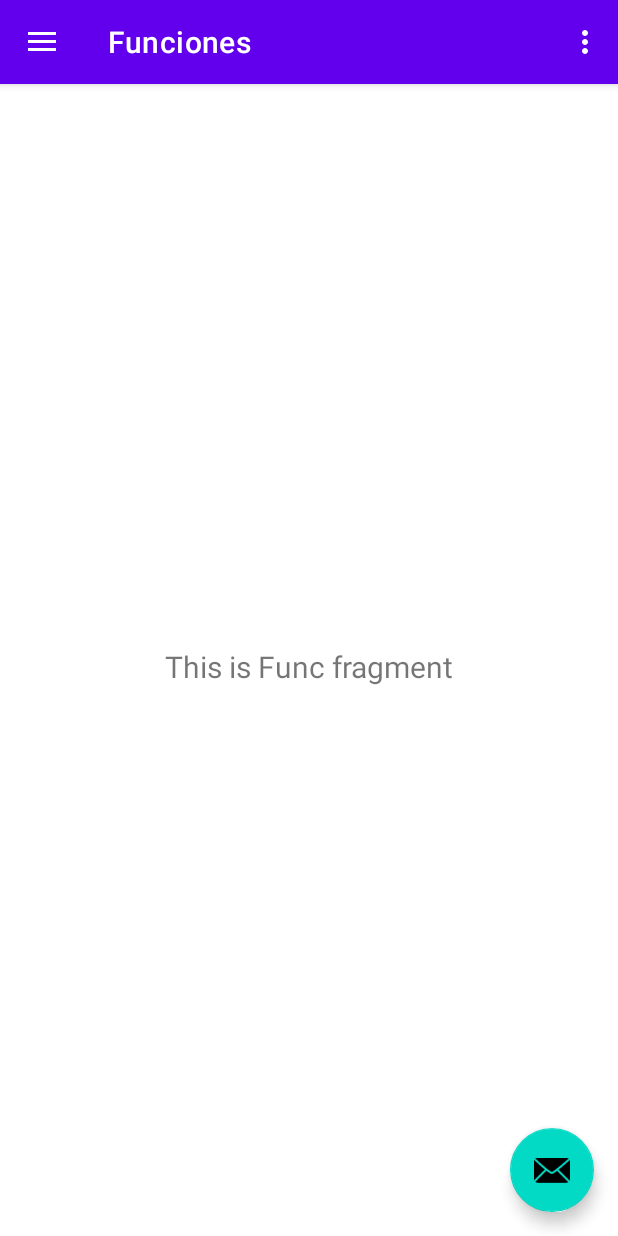
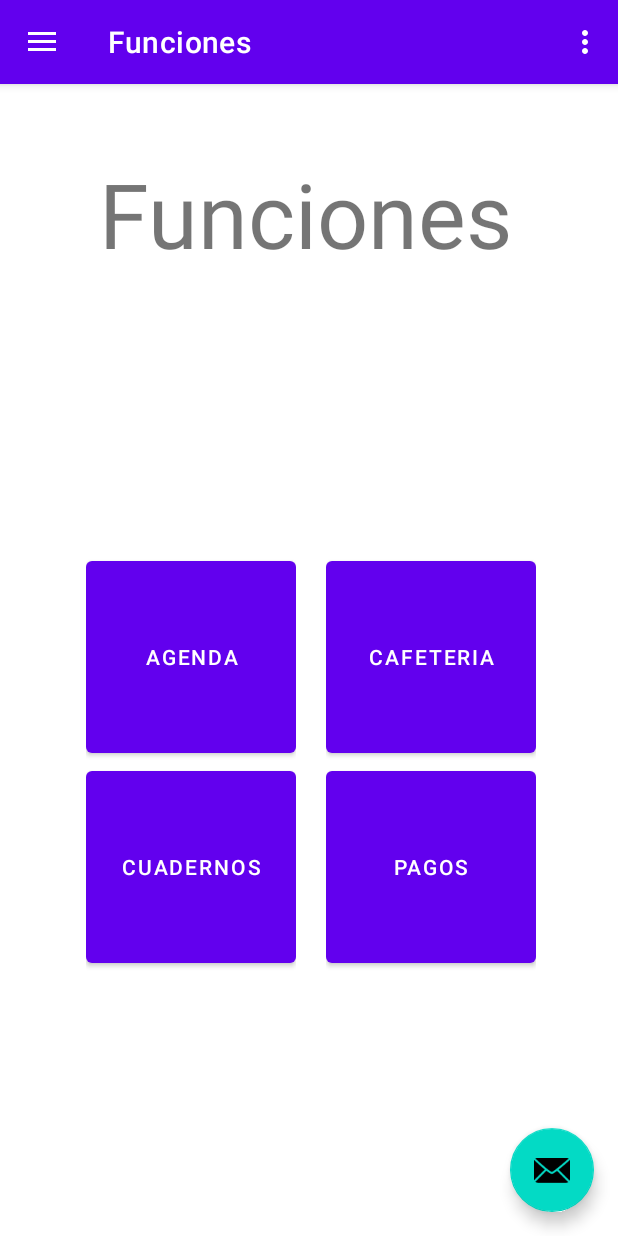
Before and after one commit to kito089/DGTIPOCKET, an Android app: the screen it shows after launch (MainActivity), in the side drawer, after a tap on "Funciones", on a phone screen of 412 x 824 dp. Run offline under Robolectric (Android 15) with nearby library versions, the phone set to English and light mode, and no system bars; our stand-ins replace navigation-ui.

Commit message:
botones en el apartado de funciones uwu

```diff
--- a/android/app/src/main/java/com/example/dgtipocket/ui/func/FuncFragment.java
+++ b/android/app/src/main/java/com/example/dgtipocket/ui/func/FuncFragment.java
@@ -24,8 +24,6 @@ public class FuncFragment extends Fragment{
         binding = FragmentFuncBinding.inflate(inflater, container, false);
         View root = binding.getRoot();
 
-        final TextView textView = binding.textFunc;
-        FuncViewModel.getText().observe(getViewLifecycleOwner(), textView::setText);
         return root;
     }
 
--- a/android/app/src/main/res/layout/fragment_func.xml
+++ b/android/app/src/main/res/layout/fragment_func.xml
@@ -6,17 +6,72 @@
     android:layout_height="match_parent"
     tools:context=".ui.func.FuncFragment">
 
+    <LinearLayout
+        android:layout_width="wrap_content"
+        android:layout_height="wrap_content"
+        android:orientation="horizontal"
+        app:layout_constraintBottom_toBottomOf="parent"
+        app:layout_constraintEnd_toEndOf="parent"
+        app:layout_constraintHorizontal_bias="0.514"
+        app:layout_constraintStart_toStartOf="parent"
+        app:layout_constraintTop_toTopOf="parent"
+        app:layout_constraintVertical_bias="0.64">
+
+        <LinearLayout
+            android:layout_width="wrap_content"
+            android:layout_height="wrap_content"
+            android:layout_marginRight="20dp"
+            android:orientation="vertical"
+            android:textAlignment="center">
+
+            <Button
+                android:id="@+id/func_calendar"
+                android:layout_width="140dp"
+                android:layout_height="140dp"
+                android:text="@string/func_calendar" />
+
+            <Button
+                android:id="@+id/func_notes"
+                android:layout_width="140dp"
+                android:layout_height="140dp"
+                android:text="@string/func_notes" />
+        </LinearLayout>
+
+        <LinearLayout
+            android:layout_width="wrap_content"
+            android:layout_height="wrap_content"
+            android:orientation="vertical"
+            android:textAlignment="center">
+
+            <Button
+                android:id="@+id/func_coffe"
+                android:layout_width="140dp"
+                android:layout_height="140dp"
+                android:layout_marginEnd="0dp"
+                android:text="@string/func_coffe" />
+
+            <Button
+                android:id="@+id/func_pays"
+                android:layout_width="140dp"
+                android:layout_height="140dp"
+                android:layout_marginEnd="0dp"
+                android:text="@string/func_pays" />
+
+        </LinearLayout>
+
+    </LinearLayout>
+
     <TextView
         android:id="@+id/text_func"
-        android:layout_width="match_parent"
-        android:layout_height="wrap_content"
-        android:layout_marginStart="8dp"
-        android:layout_marginTop="8dp"
-        android:layout_marginEnd="8dp"
+        android:layout_width="335dp"
+        android:layout_height="71dp"
+        android:text="@string/menu_func"
         android:textAlignment="center"
-        android:textSize="20sp"
+        android:textSize="60sp"
         app:layout_constraintBottom_toBottomOf="parent"
         app:layout_constraintEnd_toEndOf="parent"
+        app:layout_constraintHorizontal_bias="0.473"
         app:layout_constraintStart_toStartOf="parent"
-        app:layout_constraintTop_toTopOf="parent" />
+        app:layout_constraintTop_toTopOf="parent"
+        app:layout_constraintVertical_bias="0.066" />
 </androidx.constraintlayout.widget.ConstraintLayout>
--- a/android/app/src/main/res/layout/nav_header_main.xml
+++ b/android/app/src/main/res/layout/nav_header_main.xml
@@ -13,6 +13,7 @@
         android:id="@+id/linearLayout3"
         android:layout_width="113dp"
         android:layout_height="75dp"
+        android:layout_marginTop="50dp"
         android:orientation="vertical"
         app:layout_constraintBottom_toBottomOf="parent"
         app:layout_constraintEnd_toEndOf="parent"
@@ -43,9 +44,9 @@
         android:layout_width="wrap_content"
         android:layout_height="wrap_content"
         android:contentDescription="@string/nav_header_desc"
-        android:paddingTop="@dimen/nav_header_vertical_spacing"
+        android:paddingTop="50dp"
         app:layout_constraintEnd_toEndOf="parent"
-        app:layout_constraintHorizontal_bias="0.651"
+        app:layout_constraintHorizontal_bias="0.926"
         app:layout_constraintStart_toStartOf="parent"
         app:srcCompat="@mipmap/ic_launcher_round"
         tools:ignore="ImageContrastCheck"
--- a/android/app/src/main/res/values/strings.xml
+++ b/android/app/src/main/res/values/strings.xml
@@ -14,4 +14,10 @@
     <string name="menu_news">Noticias</string>
     <string name="menu_func">Funciones</string>
     <string name="menu_iniS">Iniciar Sesion</string>
+
+    <string name="func_calendar">Agenda</string>
+    <string name="func_coffe">Cafeteria</string>
+    <string name="func_notes">Cuadernos</string>
+    <string name="func_pays">Pagos</string>
+
 </resources>
```
